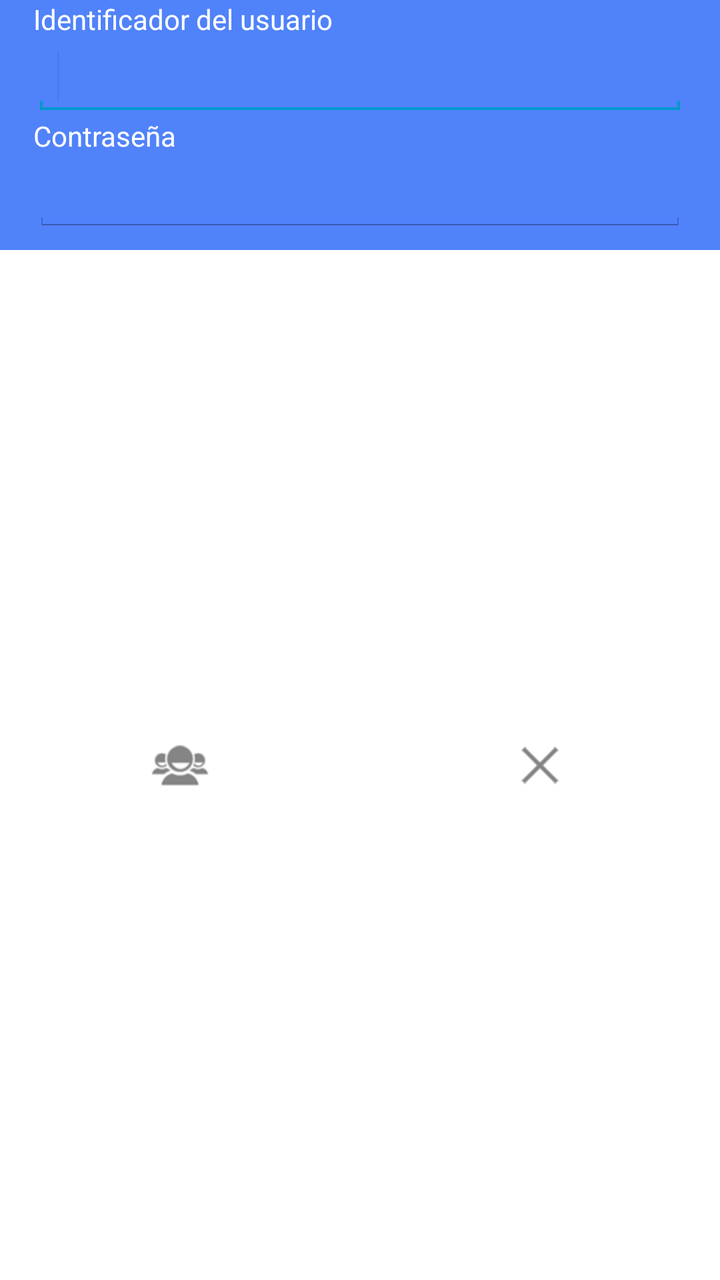
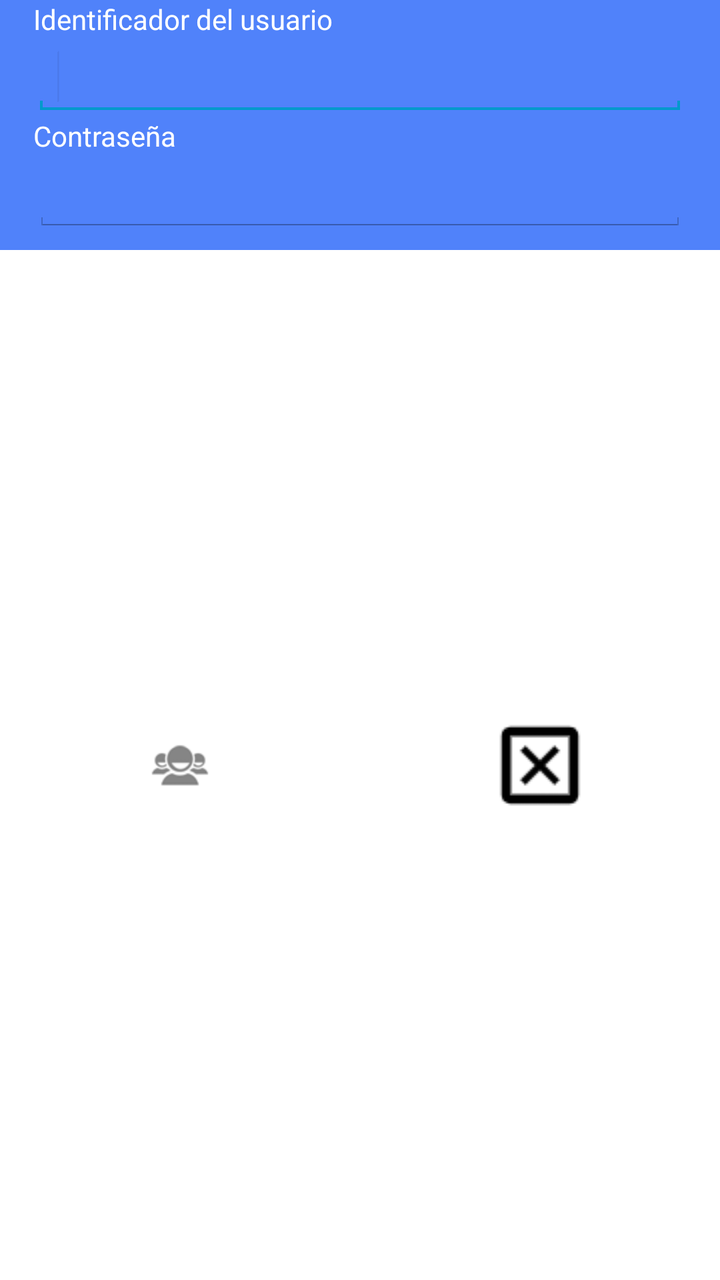

Two renders of the same Android screen: before a commit and after it. Below are the layout's source before the change and the commit's diff.
<!-- AndroidManifest.xml: application theme AppTheme -->
<!-- res/layout/activity_login.xml -->
<LinearLayout xmlns:android="http://schemas.android.com/apk/res/android"
              android:layout_width="fill_parent" 
              android:layout_height="fill_parent" 
              android:orientation="vertical"
              android:background="@color/Edicards" >
     
   <TextView android:id="@+id/lblUser"
        android:layout_width="wrap_content"
        android:layout_height="wrap_content"
        android:layout_marginLeft="50px"
        android:layout_marginRight="50px"
        android:textColor="#FFF"
        android:text="Identificador del usuario" />
  
    <EditText
        android:id="@+id/txtUser"
        android:layout_width="match_parent"
        android:layout_height="wrap_content"
        android:layout_marginLeft="50px"
        android:layout_marginRight="50px"
        android:ems="10" >

        <requestFocus />
    </EditText>

    <TextView android:id="@+id/lblPassword"
              android:layout_width="wrap_content"
              android:layout_height="wrap_content"
              android:layout_marginLeft="50px"
        	  android:layout_marginRight="50px"
        	  android:textColor="#FFF"
              android:text="Contraseña" />

    <EditText
        android:id="@+id/txtPassword"
        android:layout_width="match_parent"
        android:layout_height="wrap_content"
        android:ems="10"
        android:layout_marginLeft="50px"
        android:layout_marginRight="50px"
        android:inputType="textPassword" />

    <LinearLayout
              android:layout_width="fill_parent" 
              android:layout_height="fill_parent"
              android:layout_gravity="right" 
              android:layout_marginTop="25px"
              android:orientation="horizontal" >
        
        <ImageButton android:layout_height="fill_parent" android:id="@+id/btnAccept"
        android:textColor="#FFF" android:background="#FFF" 
        android:text="Entrar" android:layout_weight=".50" android:src="@drawable/ic_users"  
        android:layout_width="0dip" android:onClick="OnAcceptClick" />
        
        <ImageButton android:layout_height="fill_parent" android:id="@+id/btnCancel"
        android:textColor="#FFF" android:background="#FFF" 
        android:text="Salit" android:layout_weight=".50" android:src="@drawable/ic_cancel" 
        android:layout_width="0dip" android:onClick="OnCancelClick" />
        
	 </LinearLayout>
	 
     <TextView android:id="@+id/lblSpaces"
              android:layout_width="wrap_content"
              android:layout_height="wrap_content"
              android:layout_marginLeft="50px"
        	  android:layout_marginRight="50px"
              android:text="      " />
   
</LinearLayout>
<!-- resources referenced by this layout -->
<resources>
  <color name="Edicards">#5082FA</color>
  <!-- drawable ic_cancel: png bitmap (drawable-hdpi, 1358 bytes) -->
  <!-- drawable ic_users: png bitmap (drawable-hdpi, 2042 bytes) -->
  <style name="AppTheme" parent="android:Theme.Light">
          <item name="android:fontFamily">sans-serif-light</item>
          <item name="android:textStyle">bold</item>
          <item name="android:textSize">28sp</item>
          <item name="android:text">serif-monospace</item>
      </style>
</resources>

<!-- the commit's change to res/layout/activity_login.xml (unified diff, before → after) -->
@@ -54,7 +54,7 @@
         
         <ImageButton android:layout_height="fill_parent" android:id="@+id/btnCancel"
         android:textColor="#FFF" android:background="#FFF" 
-        android:text="Salit" android:layout_weight=".50" android:src="@drawable/ic_cancel" 
+        android:text="Salit" android:layout_weight=".50" android:src="@drawable/ic_close"
         android:layout_width="0dip" android:onClick="OnCancelClick" />
         
 	 </LinearLayout>
<!-- resource entries referenced after the edit -->
@@ -1,13 +1,20 @@
 <!-- resources referenced by this layout -->
 <resources>
   <color name="Edicards">#5082FA</color>
-  <!-- drawable ic_cancel: png bitmap (drawable-hdpi, 1358 bytes) -->
+  <!-- drawable ic_close: png bitmap (drawable, 579 bytes) -->
   <!-- drawable ic_users: png bitmap (drawable-hdpi, 2042 bytes) -->
   <style name="AppTheme" parent="android:Theme.Light">
           <item name="android:fontFamily">sans-serif-light</item>
           <item name="android:textStyle">bold</item>
           <item name="android:textSize">28sp</item>
           <item name="android:text">serif-monospace</item>
+          <item name="android:alertDialogTheme">@style/AlertDialogCustom</item>
+  
+      </style>
+  <style name="AlertDialogCustom" parent="android:Theme.Holo.Dialog">
+          <item name="android:textColor">#00FF00</item>
+          <item name="android:typeface">monospace</item>
+          <item name="android:textSize">48sp</item>
       </style>
 </resources>
 
